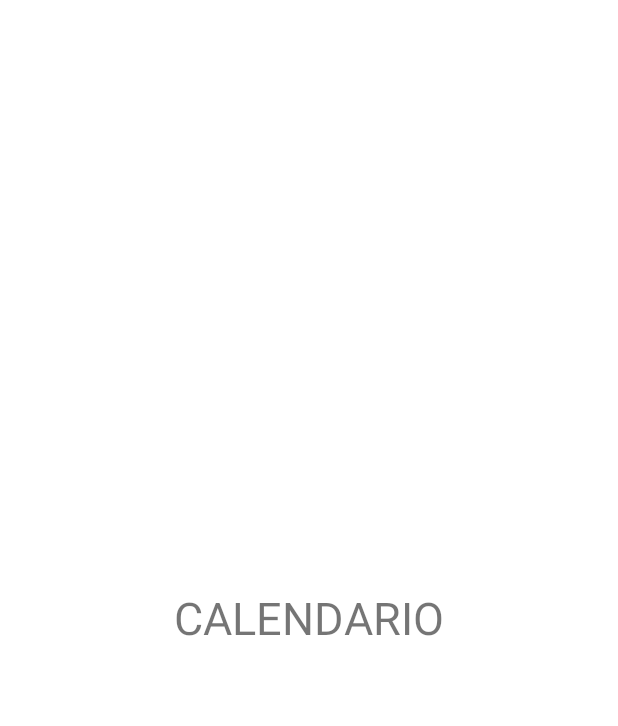
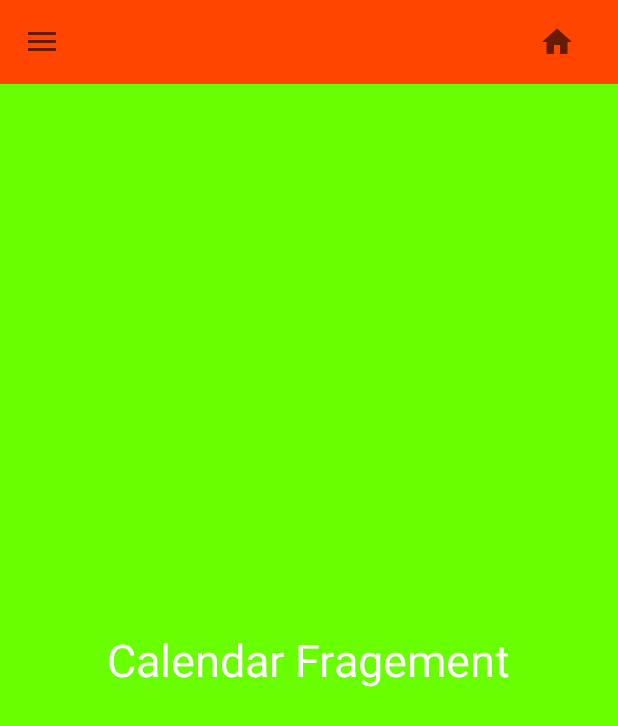
Before and after one commit to santealtamura97/SportinCenterApp, an Android app: the screen it shows after launch (CalendarActivity before the commit, MainActivity after it), after a tap on "Calendario", on a phone screen of 412 x 824 dp. Shown: the top 726 px of the screen. Run offline under Robolectric (Android 15) with nearby library versions, the phone set to English and light mode, and no system bars; 2 other taps on this screen came first.

Commit message:
fragment e menu bottone

```diff
--- a/app/build.gradle
+++ b/app/build.gradle
@@ -40,6 +40,7 @@ dependencies {
     implementation 'com.google.android.material:material:1.3.0'
     implementation 'androidx.constraintlayout:constraintlayout:2.0.4'
     implementation 'com.android.support:design:28.0.0'
+    implementation 'androidx.legacy:legacy-support-v4:1.0.0'
     testImplementation 'junit:junit:4.+'
     androidTestImplementation 'androidx.test.ext:junit:1.1.2'
     androidTestImplementation 'androidx.test.espresso:espresso-core:3.3.0'
--- a/app/src/main/AndroidManifest.xml
+++ b/app/src/main/AndroidManifest.xml
@@ -9,8 +9,6 @@
         android:roundIcon="@mipmap/ic_launcher_round"
         android:supportsRtl="true"
         android:theme="@style/Theme.SportingCenterApp">
-        <activity android:name=".CalendarActivity"
-            android:theme="@style/Theme.SportingCenterApp.NoActionBar"></activity>
         <activity
             android:name=".MainActivity"
             android:theme="@style/Theme.SportingCenterApp.NoActionBar">
--- a/app/src/main/java/com/example/sportincenterapp/CalendarActivity.kt
+++ /dev/null
@@ -1,11 +0,0 @@
-package com.example.sportincenterapp
-
-import androidx.appcompat.app.AppCompatActivity
-import android.os.Bundle
-
-class CalendarActivity : AppCompatActivity() {
-    override fun onCreate(savedInstanceState: Bundle?) {
-        super.onCreate(savedInstanceState)
-        setContentView(R.layout.activity_calendar)
-    }
-}
--- /dev/null
+++ b/app/src/main/java/com/example/sportincenterapp/CalendarFragment.kt
@@ -0,0 +1,48 @@
+package com.example.sportincenterapp
+
+import android.os.Bundle
+import androidx.fragment.app.Fragment
+import android.view.LayoutInflater
+import android.view.View
+import android.view.ViewGroup
+
+// TODO: Rename parameter arguments, choose names that match
+// the fragment initialization parameters, e.g. ARG_ITEM_NUMBER
+private const val ARG_PARAM1 = "param1"
+private const val ARG_PARAM2 = "param2"
+
+/**
+ * A simple [Fragment] subclass.
+ * Use the [CalendarFragment.newInstance] factory method to
+ * create an instance of this fragment.
+ */
+class CalendarFragment : Fragment() {
+
+    override fun onCreateView(
+        inflater: LayoutInflater, container: ViewGroup?,
+        savedInstanceState: Bundle?
+    ): View? {
+        // Inflate the layout for this fragment
+        return inflater.inflate(R.layout.fragment_calendar, container, false)
+    }
+
+    companion object {
+        /**
+         * Use this factory method to create a new instance of
+         * this fragment using the provided parameters.
+         *
+         * @param param1 Parameter 1.
+         * @param param2 Parameter 2.
+         * @return A new instance of fragment CalendarFragment.
+         */
+        // TODO: Rename and change types and number of parameters
+        @JvmStatic
+        fun newInstance(param1: String, param2: String) =
+            CalendarFragment().apply {
+                arguments = Bundle().apply {
+                    putString(ARG_PARAM1, param1)
+                    putString(ARG_PARAM2, param2)
+                }
+            }
+    }
+}
--- /dev/null
+++ b/app/src/main/java/com/example/sportincenterapp/HomeFragment.kt
@@ -0,0 +1,46 @@
+package com.example.sportincenterapp
+
+import android.os.Bundle
+import androidx.fragment.app.Fragment
+import android.view.LayoutInflater
+import android.view.View
+import android.view.ViewGroup
+
+// TODO: Rename parameter arguments, choose names that match
+// the fragment initialization parameters, e.g. ARG_ITEM_NUMBER
+private const val ARG_PARAM1 = "param1"
+private const val ARG_PARAM2 = "param2"
+
+/**
+ * A simple [Fragment] subclass.
+ * Use the [HomeFragment.newInstance] factory method to
+ * create an instance of this fragment.
+ */
+class HomeFragment : Fragment() {
+
+    override fun onCreateView(inflater: LayoutInflater, container: ViewGroup?,
+                              savedInstanceState: Bundle?): View? {
+        // Inflate the layout for this fragment
+        return inflater.inflate(R.layout.fragment_home, container, false)
+    }
+
+    companion object {
+        /**
+         * Use this factory method to create a new instance of
+         * this fragment using the provided parameters.
+         *
+         * @param param1 Parameter 1.
+         * @param param2 Parameter 2.
+         * @return A new instance of fragment HomeFragment.
+         */
+        // TODO: Rename and change types and number of parameters
+        @JvmStatic
+        fun newInstance(param1: String, param2: String) =
+                HomeFragment().apply {
+                    arguments = Bundle().apply {
+                        putString(ARG_PARAM1, param1)
+                        putString(ARG_PARAM2, param2)
+                    }
+                }
+    }
+}
--- a/app/src/main/java/com/example/sportincenterapp/MainActivity.kt
+++ b/app/src/main/java/com/example/sportincenterapp/MainActivity.kt
@@ -3,9 +3,12 @@ package com.example.sportincenterapp
 
 
 
-import android.content.Intent
+
+
 import android.os.Bundle
 import android.view.MenuItem
+import android.widget.Button
+import android.widget.ImageButton
 import androidx.appcompat.app.ActionBarDrawerToggle
 import androidx.appcompat.app.AppCompatActivity
 import androidx.appcompat.widget.Toolbar
@@ -23,12 +26,19 @@ class MainActivity : AppCompatActivity(), NavigationView.OnNavigationItemSelecte
         drawerLayout = findViewById(R.id.nav_view)
         val navigationView = findViewById<NavigationView>(R.id.navigation_view)
         navigationView.setNavigationItemSelectedListener(this)
+        supportFragmentManager.beginTransaction()
+            .replace(R.id.Fragment_container, HomeFragment())
         val toolbar: Toolbar = findViewById(R.id.toolbar)
         val toggle = ActionBarDrawerToggle(this, drawerLayout, toolbar, R.string.navigation_draw_open, R.string.navigation_draw_close)
+        val homeButton : ImageButton = findViewById(R.id.home_button)
+        homeButton.setOnClickListener {supportFragmentManager.beginTransaction()
+            .replace(R.id.Fragment_container, HomeFragment()).commit()}
         drawerLayout.addDrawerListener(toggle)
         toggle.syncState()
 
         if (savedInstanceState == null) {
+            supportFragmentManager.beginTransaction()
+                .replace(R.id.Fragment_container, HomeFragment()).commit()
             navigationView.setCheckedItem(R.id.home)
         }
 
@@ -42,13 +52,13 @@ class MainActivity : AppCompatActivity(), NavigationView.OnNavigationItemSelecte
         }
     }
 
+
+
     override fun onNavigationItemSelected(menuItem: MenuItem): Boolean {
         when (menuItem.itemId) {
-            R.id.calendar -> {
-                val intent = Intent(this, CalendarActivity::class.java)
-                startActivity(intent)
+            R.id.calendar -> supportFragmentManager.beginTransaction()
+                .replace(R.id.Fragment_container, CalendarFragment()).commit()
             }
-        }
         drawerLayout.closeDrawer(GravityCompat.START)
         return true
     }
--- /dev/null
+++ b/app/src/main/res/drawable/ic_baseline_home_24.xml
@@ -0,0 +1,10 @@
+<vector xmlns:android="http://schemas.android.com/apk/res/android"
+    android:width="24dp"
+    android:height="24dp"
+    android:viewportWidth="24"
+    android:viewportHeight="24"
+    android:tint="?attr/colorControlNormal">
+  <path
+      android:fillColor="@android:color/white"
+      android:pathData="M10,20v-6h4v6h5v-8h3L12,3 2,12h3v8z"/>
+</vector>
--- a/app/src/main/res/layout/activity_calendar.xml
+++ /dev/null
@@ -1,17 +0,0 @@
-<?xml version="1.0" encoding="utf-8"?>
-<RelativeLayout  xmlns:android="http://schemas.android.com/apk/res/android"
-    xmlns:app="http://schemas.android.com/apk/res-auto"
-    xmlns:tools="http://schemas.android.com/tools"
-    android:layout_width="match_parent"
-    android:layout_height="match_parent"
-    tools:context=".CalendarActivity">
-    <TextView
-        android:layout_width="wrap_content"
-        android:layout_height="wrap_content"
-        android:text="CALENDARIO"
-        android:textSize="30sp"
-        android:layout_centerInParent="true">
-
-    </TextView>
-
-</RelativeLayout>
--- a/app/src/main/res/layout/activity_main.xml
+++ b/app/src/main/res/layout/activity_main.xml
@@ -14,14 +14,23 @@
         android:layout_height="match_parent"
         android:orientation="vertical">
 
+
         <androidx.appcompat.widget.Toolbar
+            android:id="@+id/toolbar"
             android:layout_width="match_parent"
             android:layout_height="?attr/actionBarSize"
-            android:id="@+id/toolbar"
-            android:background="@color/design_default_color_primary">
+            android:background="@color/orange_nav_menu">
+
+            <ImageButton
+                android:id="@+id/home_button"
+                android:layout_width="50dp"
+                android:layout_height="50dp"
+                android:layout_marginLeft="290dp"
+                android:src="@drawable/ic_baseline_home_24"
+                android:background="@color/orange_nav_menu"
+                ></ImageButton>
 
         </androidx.appcompat.widget.Toolbar>
-
 
         <FrameLayout
             android:layout_width="match_parent"
--- /dev/null
+++ b/app/src/main/res/layout/fragment_calendar.xml
@@ -0,0 +1,17 @@
+<?xml version="1.0" encoding="utf-8"?>
+<RelativeLayout
+    xmlns:android="http://schemas.android.com/apk/res/android" android:layout_width="match_parent"
+    android:layout_height="match_parent"
+    android:background="#6AFF00"
+    >
+    <TextView
+        android:layout_width="wrap_content"
+        android:layout_height="wrap_content"
+        android:layout_centerInParent="true"
+        android:text="Calendar Fragement"
+        android:textSize="30sp"
+        android:textColor="#ffffff">
+
+    </TextView>
+
+</RelativeLayout>
--- a/app/src/main/res/values/strings.xml
+++ b/app/src/main/res/values/strings.xml
@@ -2,4 +2,6 @@
     <string name="app_name">SportingCenterApp</string>
     <string name="navigation_draw_open">open navigation drawer</string>
     <string name="navigation_draw_close">close navigation drawer</string>
+    <!-- TODO: Remove or change this placeholder text -->
+    <string name="hello_blank_fragment">Hello blank fragment</string>
 </resources>
```
Also changed, not shown: app/src/main/res/layout/fragment_home.xml (added, +17 -0 lines).
